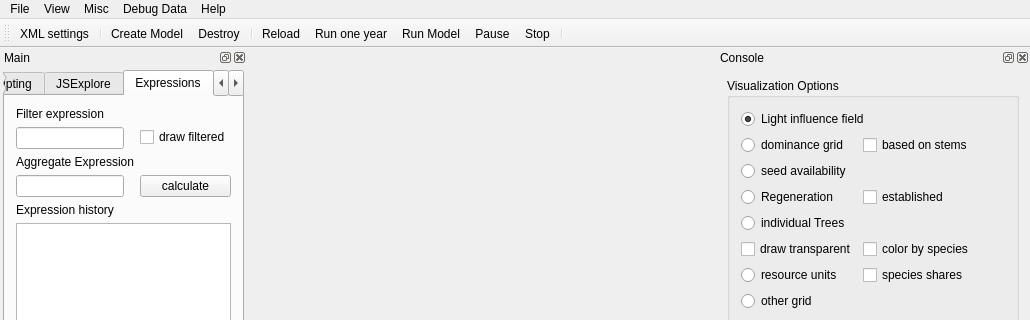
Old version of the form src/iland/mainwindow.ui in the repository edfm-tum/iland-model; both pictures show x 0 to 1030 and y 0 to 320 of the 1030 by 861 pixel window.
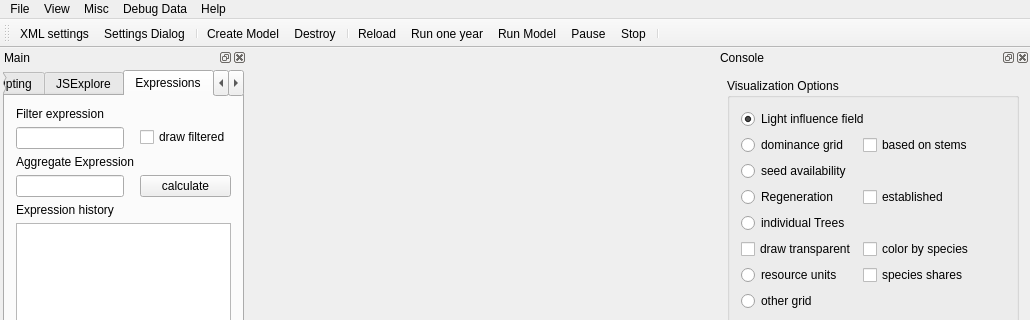
New version of the form. The open tabs and pages were chosen to show the change. Icons and pictures are not drawn. Custom widgets are drawn as their Qt base class.

Commit message: read/write values from Settings Dialog, included icon in MainWindow

```diff
--- a/src/iland/mainwindow.ui
+++ b/src/iland/mainwindow.ui
@@ -160,6 +160,7 @@
     <bool>false</bool>
    </attribute>
    <addaction name="actionEdit_XML_settings"/>
+   <addaction name="actionSettingsDialog"/>
    <addaction name="separator"/>
    <addaction name="actionModelCreate"/>
    <addaction name="actionModelDestroy"/>
@@ -1457,6 +1458,15 @@
     <string>Save regeneration grid</string>
    </property>
   </action>
+  <action name="actionSettingsDialog">
+   <property name="icon">
+    <iconset>
+     <normaloff>res/load-settings.png</normaloff>res/load-settings.png</iconset>
+   </property>
+   <property name="text">
+    <string>Settings Dialog</string>
+   </property>
+  </action>
  </widget>
  <layoutdefault spacing="6" margin="11"/>
  <customwidgets>
```
Left out of the diff: 2 changed lines with no effect on the pictures. The commit also changes 7 other files.
